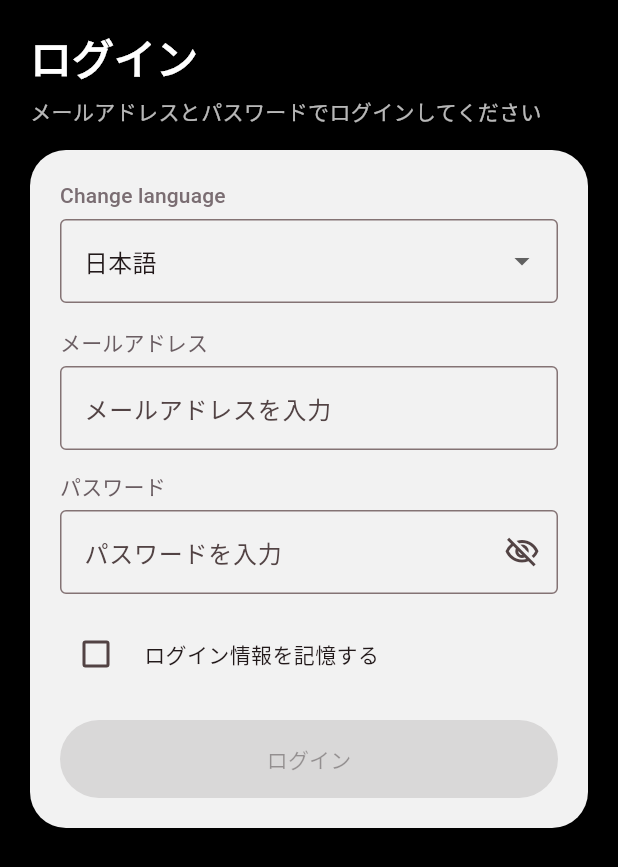
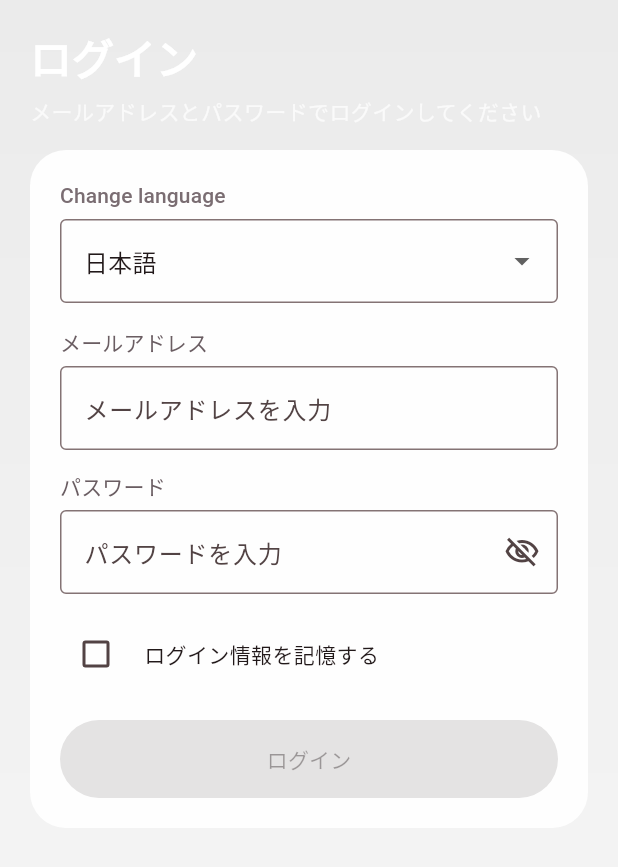
Before and after one commit to Kimura1406/Date_app, a Flutter app: the screen it shows after launch, on a phone screen of 412 x 824 dp. Shown: the top 867 px of the screen. Run offline on Flutter 3.47's test engine with Material 3 defaults, Android fonts, the phone set to English and light mode, and no system bars; our stand-ins replace shared_preferences; accounts and stored records are empty.

Commit message:
Remove black overlays from app screens

```diff
--- a/mobile/lib/app.dart
+++ b/mobile/lib/app.dart
@@ -55,13 +55,13 @@ class _KimuraAppState extends State<KimuraApp> {
                 seedColor: const Color(0xFFE85D75),
                 brightness: Brightness.light,
               ),
-              scaffoldBackgroundColor: Colors.black,
+              scaffoldBackgroundColor: const Color(0xFFF7F3EA),
               useMaterial3: true,
             ),
             home: _languageController.loaded
                 ? const AuthShell()
                 : const Scaffold(
-                    backgroundColor: Colors.black,
+                    backgroundColor: Colors.transparent,
                     body: AppSceneBackground(
                       child: Center(
                         child: CircularProgressIndicator(),
--- a/mobile/lib/auth/auth_shell.dart
+++ b/mobile/lib/auth/auth_shell.dart
@@ -365,7 +365,7 @@ class _AuthShellState extends State<AuthShell> {
 
     if (restoringSession) {
       return const Scaffold(
-        backgroundColor: Colors.black,
+        backgroundColor: Colors.transparent,
         body: AppSceneBackground(
           child: Center(child: CircularProgressIndicator()),
         ),
@@ -449,17 +449,17 @@ class _AuthShellState extends State<AuthShell> {
     ];
 
     return Scaffold(
-      backgroundColor: Colors.black,
+      backgroundColor: Colors.transparent,
       body: AppSceneBackground(
         child: screens[currentTab],
       ),
       bottomNavigationBar: NavigationBar(
-        backgroundColor: const Color(0xFF101010),
-        indicatorColor: const Color(0xFF2C2C2C),
+        backgroundColor: const Color(0xFFF4E6E0),
+        indicatorColor: const Color(0xFFE7C4BC),
         surfaceTintColor: Colors.transparent,
         labelTextStyle: WidgetStatePropertyAll(
           Theme.of(context).textTheme.labelMedium?.copyWith(
-                color: Colors.white.withValues(alpha: 0.88),
+                color: const Color(0xFF6D4A4A),
                 fontWeight: FontWeight.w600,
               ),
         ),
--- a/mobile/lib/screens/chat_room_detail_screen.dart
+++ b/mobile/lib/screens/chat_room_detail_screen.dart
@@ -163,7 +163,7 @@ class _ChatRoomDetailScreenState extends State<ChatRoomDetailScreen> {
     final strings = context.strings;
 
     return Scaffold(
-      backgroundColor: Colors.black,
+      backgroundColor: Colors.transparent,
       appBar: AppBar(
         elevation: 0,
         backgroundColor: Colors.transparent,
--- a/mobile/lib/screens/chat_room_screen.dart
+++ b/mobile/lib/screens/chat_room_screen.dart
@@ -98,7 +98,7 @@ class _ChatRoomScreenState extends State<ChatRoomScreen> {
     final strings = context.strings;
 
     return Scaffold(
-      backgroundColor: Colors.black,
+      backgroundColor: Colors.transparent,
       appBar: AppBar(
         elevation: 0,
         backgroundColor: Colors.transparent,
--- a/mobile/lib/screens/login_screen.dart
+++ b/mobile/lib/screens/login_screen.dart
@@ -55,7 +55,7 @@ class LoginScreen extends StatelessWidget {
     final strings = context.strings;
 
     return Scaffold(
-      backgroundColor: Colors.black,
+      backgroundColor: Colors.transparent,
       body: AppSceneBackground(
         child: Stack(
           children: [
--- a/mobile/lib/screens/user_profile_screen.dart
+++ b/mobile/lib/screens/user_profile_screen.dart
@@ -28,7 +28,7 @@ class UserProfileScreen extends StatelessWidget {
     final birthYear = DateTime.now().year - profile.age;
 
     return Scaffold(
-      backgroundColor: Colors.black,
+      backgroundColor: Colors.transparent,
       body: AppSceneBackground(
         child: Column(
           children: [
```
